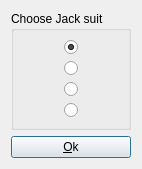
Before: the Qt Designer form src/jackchoosedialog.ui in velnias75/NetMauMau-Qt-Client, drawn with Qt 5.
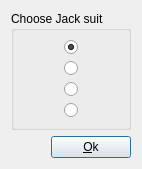
After: the same form once the commit is applied. Custom widgets are drawn as their Qt base class.

Commit message: jackchoose dialog accepts shortcuts Alt+[1-4]

```diff
--- a/src/jackchoosedialog.ui
+++ b/src/jackchoosedialog.ui
@@ -2,13 +2,11 @@
 <ui version="4.0">
  <class>JackChooseDialog</class>
  <widget class="QDialog" name="JackChooseDialog">
-  <property name="geometry">
-   <rect>
-    <x>0</x>
-    <y>0</y>
-    <width>124</width>
-    <height>160</height>
-   </rect>
+  <property name="sizePolicy">
+   <sizepolicy hsizetype="Preferred" vsizetype="Minimum">
+    <horstretch>0</horstretch>
+    <verstretch>0</verstretch>
+   </sizepolicy>
   </property>
   <property name="windowTitle">
    <string>Jack suit</string>
@@ -113,7 +111,28 @@
     </widget>
    </item>
    <item>
+    <layout class="QHBoxLayout" name="horizontalLayout_5">
+     <item>
+      <spacer name="horizontalSpacer">
+       <property name="orientation">
+        <enum>Qt::Horizontal</enum>
+       </property>
+       <property name="sizeHint" stdset="0">
+        <size>
+         <width>40</width>
+         <height>20</height>
+        </size>
+       </property>
+      </spacer>
+     </item>
+     <item>
     <widget class="QPushButton" name="okButton">
+       <property name="sizePolicy">
+        <sizepolicy hsizetype="Maximum" vsizetype="Fixed">
+         <horstretch>0</horstretch>
+         <verstretch>0</verstretch>
+        </sizepolicy>
+       </property>
      <property name="text">
       <string>&amp;Ok</string>
      </property>
@@ -121,6 +140,8 @@
       <bool>true</bool>
      </property>
     </widget>
+     </item>
+    </layout>
    </item>
   </layout>
  </widget>
```
Left out of the diff: 18 changed lines with no effect on the pictures. Lines whose indentation alone changed are shown as unchanged.
